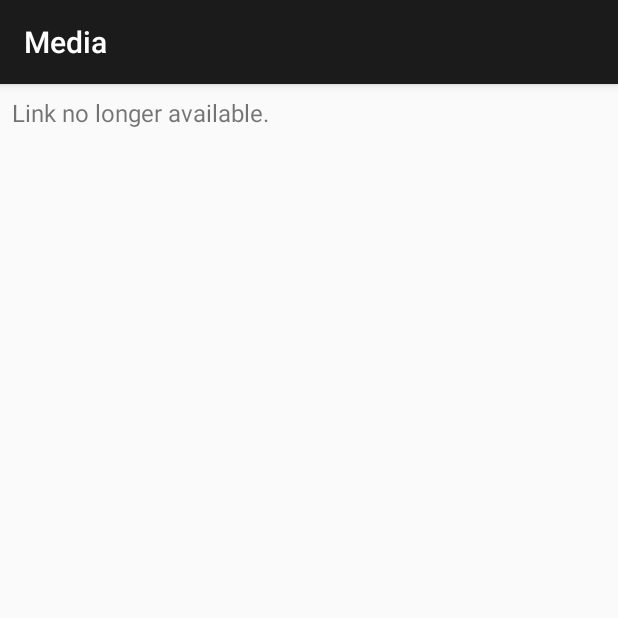
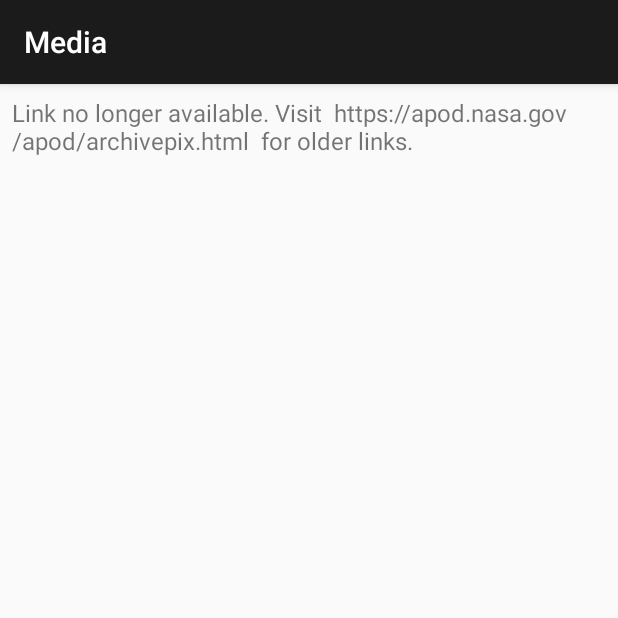
Before and after one commit to BhardwajAkshay/AstroPics, an Android app: the MainActivity screen opened directly, with no data from a screen before it, in the options menu, after a tap on "Media", on a phone screen of 412 x 824 dp, the top half of it. Run offline under Robolectric (Android 15) with nearby library versions, the phone set to English and light mode, and no system bars; our stand-ins replace Picasso, Room's generated code; pictures from the network do not load; Roboto replaces fonts that are not available here.

Commit message:
Update MainActivity.kt

```diff
--- a/AstroPics/app/src/main/java/com/example/demoproject/activities/MainActivity.kt
+++ b/AstroPics/app/src/main/java/com/example/demoproject/activities/MainActivity.kt
@@ -48,7 +48,7 @@ class MainActivity : androidx.appcompat.app.AppCompatActivity() {
     lateinit var date: String
     lateinit var mediaType: String
     lateinit var img: Bitmap
-    var rawJson = "Link no longer available."
+    var rawJson = "Link no longer available. Visit  https://apod.nasa.gov/apod/archivepix.html  for older links."
 
     private lateinit var db: database
 
```
